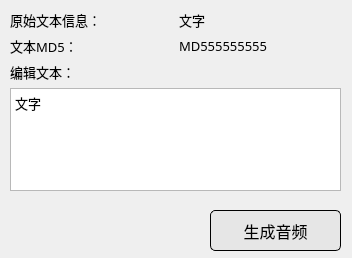
The window that src/generate_book/ui/SettingsWidget.ui (lmyZzzzzz00/EchoBook) describes before a commit, drawn with Qt 5.
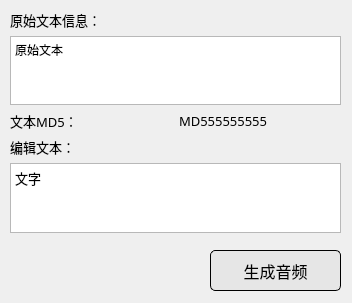
The same window after the commit.

What changed in the file:
```diff
--- a/src/generate_book/ui/SettingsWidget.ui
+++ b/src/generate_book/ui/SettingsWidget.ui
@@ -7,7 +7,7 @@
     <x>0</x>
     <y>0</y>
     <width>352</width>
-    <height>258</height>
+    <height>303</height>
    </rect>
   </property>
   <property name="windowTitle">
@@ -19,7 +19,7 @@
      <x>0</x>
      <y>0</y>
      <width>351</width>
-     <height>201</height>
+     <height>243</height>
     </rect>
    </property>
    <layout class="QGridLayout" name="gridLayout">
@@ -35,20 +35,7 @@
     <property name="bottomMargin">
      <number>10</number>
     </property>
-    <item row="1" column="1">
-     <widget class="QLabel" name="md5_info_lb">
-      <property name="font">
-       <font>
-        <family>微软雅黑</family>
-        <pointsize>10</pointsize>
-       </font>
-      </property>
-      <property name="text">
-       <string>MD555555555</string>
-      </property>
-     </widget>
-    </item>
-    <item row="2" column="0">
+    <item row="3" column="0">
      <widget class="QLabel" name="label_4">
       <property name="font">
        <font>
@@ -61,6 +48,23 @@
       </property>
      </widget>
     </item>
+    <item row="4" column="0" colspan="2">
+     <widget class="QTextEdit" name="textEdit">
+      <property name="font">
+       <font>
+        <family>微软雅黑</family>
+        <pointsize>10</pointsize>
+       </font>
+      </property>
+      <property name="html">
+       <string>&lt;!DOCTYPE HTML PUBLIC &quot;-//W3C//DTD HTML 4.0//EN&quot; &quot;http://www.w3.org/TR/REC-html40/strict.dtd&quot;&gt;
+&lt;html&gt;&lt;head&gt;&lt;meta name=&quot;qrichtext&quot; content=&quot;1&quot; /&gt;&lt;style type=&quot;text/css&quot;&gt;
+p, li { white-space: pre-wrap; }
+&lt;/style&gt;&lt;/head&gt;&lt;body style=&quot; font-family:'微软雅黑'; font-size:10pt; font-weight:400; font-style:normal;&quot;&gt;
+&lt;p style=&quot; margin-top:0px; margin-bottom:0px; margin-left:0px; margin-right:0px; -qt-block-indent:0; text-indent:0px;&quot;&gt;文字&lt;/p&gt;&lt;/body&gt;&lt;/html&gt;</string>
+      </property>
+     </widget>
+    </item>
     <item row="0" column="0">
      <widget class="QLabel" name="label">
       <property name="font">
@@ -74,20 +78,7 @@
       </property>
      </widget>
     </item>
-    <item row="0" column="1">
-     <widget class="QLabel" name="text_info_lb">
-      <property name="font">
-       <font>
-        <family>微软雅黑</family>
-        <pointsize>10</pointsize>
-       </font>
-      </property>
-      <property name="text">
-       <string>文字</string>
-      </property>
-     </widget>
-    </item>
-    <item row="1" column="0">
+    <item row="2" column="0">
      <widget class="QLabel" name="label_2">
       <property name="font">
        <font>
@@ -100,20 +91,27 @@
       </property>
      </widget>
     </item>
-    <item row="3" column="0" colspan="2">
-     <widget class="QTextEdit" name="textEdit">
+    <item row="2" column="1">
+     <widget class="QLabel" name="md5_info_lb">
       <property name="font">
        <font>
         <family>微软雅黑</family>
         <pointsize>10</pointsize>
        </font>
       </property>
+      <property name="text">
+       <string>MD555555555</string>
+      </property>
+     </widget>
+    </item>
+    <item row="1" column="0" colspan="2">
+     <widget class="QTextBrowser" name="textBrowser">
       <property name="html">
        <string>&lt;!DOCTYPE HTML PUBLIC &quot;-//W3C//DTD HTML 4.0//EN&quot; &quot;http://www.w3.org/TR/REC-html40/strict.dtd&quot;&gt;
 &lt;html&gt;&lt;head&gt;&lt;meta name=&quot;qrichtext&quot; content=&quot;1&quot; /&gt;&lt;style type=&quot;text/css&quot;&gt;
 p, li { white-space: pre-wrap; }
-&lt;/style&gt;&lt;/head&gt;&lt;body style=&quot; font-family:'微软雅黑'; font-size:10pt; font-weight:400; font-style:normal;&quot;&gt;
-&lt;p style=&quot; margin-top:0px; margin-bottom:0px; margin-left:0px; margin-right:0px; -qt-block-indent:0; text-indent:0px;&quot;&gt;文字&lt;/p&gt;&lt;/body&gt;&lt;/html&gt;</string>
+&lt;/style&gt;&lt;/head&gt;&lt;body style=&quot; font-family:'SimSun'; font-size:9pt; font-weight:400; font-style:normal;&quot;&gt;
+&lt;p style=&quot; margin-top:0px; margin-bottom:0px; margin-left:0px; margin-right:0px; -qt-block-indent:0; text-indent:0px;&quot;&gt;原始文本&lt;/p&gt;&lt;/body&gt;&lt;/html&gt;</string>
       </property>
      </widget>
     </item>
@@ -123,7 +121,7 @@
    <property name="geometry">
     <rect>
      <x>210</x>
-     <y>210</y>
+     <y>250</y>
      <width>131</width>
      <height>41</height>
     </rect>
```
